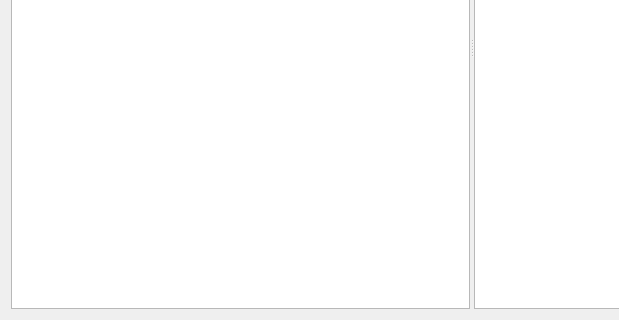
First picture: the form in allpressdialog.ui, repository Sergeyego/el_zp, before the edit; both pictures show x 0 to 619 and y 256 to 576 of the 944 by 576 pixel window.
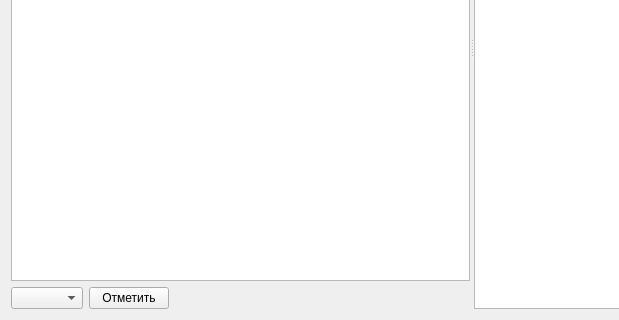
Second picture: the form after the edit. Custom widgets are drawn as their Qt base class.

Patch:
```diff
--- a/allpressdialog.ui
+++ b/allpressdialog.ui
@@ -13,7 +13,7 @@
   <property name="windowTitle">
    <string>Нормы для всех прессов</string>
   </property>
-  <layout class="QVBoxLayout" name="verticalLayout">
+  <layout class="QVBoxLayout" name="verticalLayout_2">
    <item>
     <layout class="QHBoxLayout" name="horizontalLayout">
      <item>
@@ -111,6 +111,9 @@
      <property name="orientation">
       <enum>Qt::Horizontal</enum>
      </property>
+     <widget class="QWidget" name="">
+      <layout class="QVBoxLayout" name="verticalLayout">
+       <item>
      <widget class="TableView" name="tableViewMark">
       <property name="selectionMode">
        <enum>QAbstractItemView::SingleSelection</enum>
@@ -121,6 +124,36 @@
       <attribute name="verticalHeaderVisible">
        <bool>false</bool>
       </attribute>
+        </widget>
+       </item>
+       <item>
+        <layout class="QHBoxLayout" name="horizontalLayout_2">
+         <item>
+          <widget class="QComboBox" name="comboBoxType"/>
+         </item>
+         <item>
+          <widget class="QPushButton" name="pushButtonSel">
+           <property name="text">
+            <string>Отметить</string>
+           </property>
+          </widget>
+         </item>
+         <item>
+          <spacer name="horizontalSpacer_2">
+           <property name="orientation">
+            <enum>Qt::Horizontal</enum>
+           </property>
+           <property name="sizeHint" stdset="0">
+            <size>
+             <width>40</width>
+             <height>20</height>
+            </size>
+           </property>
+          </spacer>
+         </item>
+        </layout>
+       </item>
+      </layout>
      </widget>
      <widget class="QTableWidget" name="tableWidgetNorms">
       <property name="sizePolicy">
```
Lines whose indentation alone changed are shown as unchanged.
